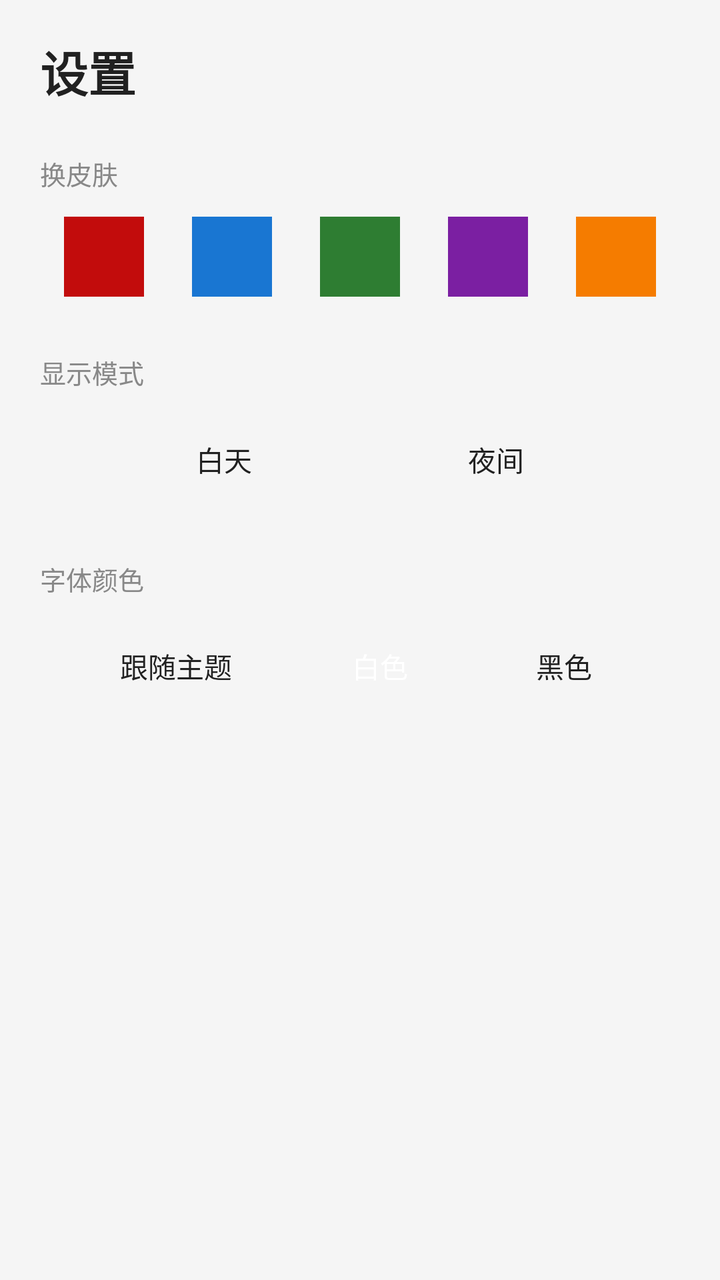
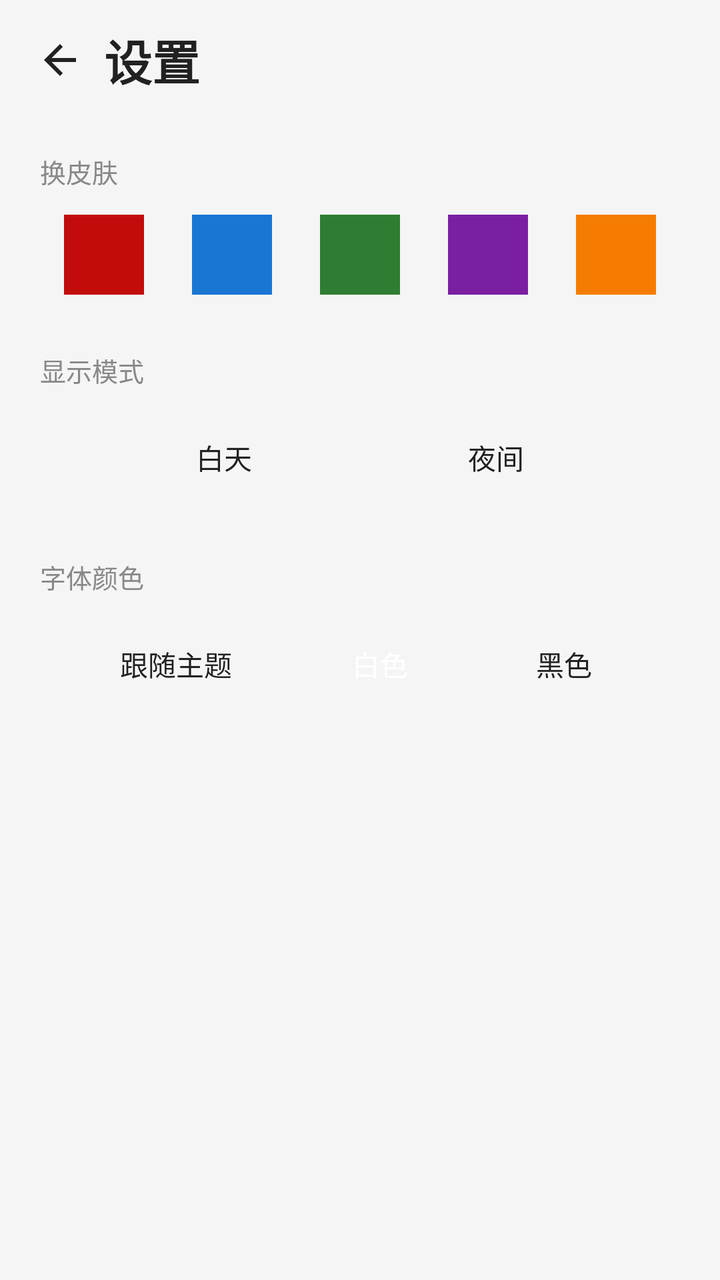

Two renders of the same Android screen: before a commit and after it. Below are the layout's source before the change and the commit's diff.
<!-- AndroidManifest.xml: application theme Theme.RedMusic -->
<!-- res/layout/fragment_settings.xml -->
<?xml version="1.0" encoding="utf-8"?>
<LinearLayout xmlns:android="http://schemas.android.com/apk/res/android"
    android:layout_width="match_parent"
    android:layout_height="match_parent"
    android:orientation="vertical">

    <TextView
        android:layout_width="wrap_content"
        android:layout_height="wrap_content"
        android:layout_marginStart="20dp"
        android:layout_marginTop="18dp"
        android:text="设置"
        android:textColor="@color/text_primary"
        android:textSize="24sp"
        android:textStyle="bold" />

    
    <TextView
        android:layout_width="wrap_content"
        android:layout_height="wrap_content"
        android:layout_marginStart="20dp"
        android:layout_marginTop="24dp"
        android:text="换皮肤"
        android:textColor="@color/text_secondary"
        android:textSize="13sp" />

    <LinearLayout
        android:id="@+id/skin_row"
        android:layout_width="match_parent"
        android:layout_height="wrap_content"
        android:layout_marginTop="12dp"
        android:gravity="center"
        android:orientation="horizontal">

        <View android:id="@+id/skin_0" android:layout_width="40dp" android:layout_height="40dp"
            android:layout_marginHorizontal="12dp" android:background="#C20C0C" />
        <View android:id="@+id/skin_1" android:layout_width="40dp" android:layout_height="40dp"
            android:layout_marginHorizontal="12dp" android:background="#1976D2" />
        <View android:id="@+id/skin_2" android:layout_width="40dp" android:layout_height="40dp"
            android:layout_marginHorizontal="12dp" android:background="#2E7D32" />
        <View android:id="@+id/skin_3" android:layout_width="40dp" android:layout_height="40dp"
            android:layout_marginHorizontal="12dp" android:background="#7B1FA2" />
        <View android:id="@+id/skin_4" android:layout_width="40dp" android:layout_height="40dp"
            android:layout_marginHorizontal="12dp" android:background="#F57C00" />
    </LinearLayout>

    
    <TextView
        android:layout_width="wrap_content"
        android:layout_height="wrap_content"
        android:layout_marginStart="20dp"
        android:layout_marginTop="28dp"
        android:text="显示模式"
        android:textColor="@color/text_secondary"
        android:textSize="13sp" />

    <LinearLayout
        android:layout_width="match_parent"
        android:layout_height="wrap_content"
        android:layout_marginTop="12dp"
        android:gravity="center"
        android:orientation="horizontal">

        <TextView
            android:id="@+id/mode_day"
            android:layout_width="120dp"
            android:layout_height="44dp"
            android:layout_marginHorizontal="8dp"
            android:gravity="center"
            android:text="白天"
            android:textColor="@color/text_primary"
            android:textSize="14sp" />

        <TextView
            android:id="@+id/mode_night"
            android:layout_width="120dp"
            android:layout_height="44dp"
            android:layout_marginHorizontal="8dp"
            android:gravity="center"
            android:text="夜间"
            android:textColor="@color/text_primary"
            android:textSize="14sp" />
    </LinearLayout>

    
    <TextView
        android:layout_width="wrap_content"
        android:layout_height="wrap_content"
        android:layout_marginStart="20dp"
        android:layout_marginTop="28dp"
        android:text="字体颜色"
        android:textColor="@color/text_secondary"
        android:textSize="13sp" />

    <LinearLayout
        android:layout_width="match_parent"
        android:layout_height="wrap_content"
        android:layout_marginTop="12dp"
        android:gravity="center"
        android:orientation="horizontal">

        <TextView
            android:id="@+id/font_auto"
            android:layout_width="100dp"
            android:layout_height="44dp"
            android:layout_marginHorizontal="6dp"
            android:gravity="center"
            android:text="跟随主题"
            android:textColor="@color/text_primary"
            android:textSize="14sp" />

        <TextView
            android:id="@+id/font_white"
            android:layout_width="80dp"
            android:layout_height="44dp"
            android:layout_marginHorizontal="6dp"
            android:gravity="center"
            android:text="白色"
            android:textColor="#FFFFFF"
            android:textSize="14sp" />

        <TextView
            android:id="@+id/font_black"
            android:layout_width="80dp"
            android:layout_height="44dp"
            android:layout_marginHorizontal="6dp"
            android:gravity="center"
            android:text="黑色"
            android:textColor="#212121"
            android:textSize="14sp" />
    </LinearLayout>

</LinearLayout>
<!-- resources referenced by this layout -->
<resources>
  <color name="text_primary">#212121</color>
  <color name="text_secondary">#888888</color>
  <style name="Theme.RedMusic" parent="Theme.AppCompat.DayNight.NoActionBar">
          <item name="colorPrimary">@color/red</item>
          <item name="colorPrimaryDark">#8A0808</item>
          <item name="colorAccent">@color/red_light</item>
          <item name="android:windowBackground">@color/bg</item>
          <item name="android:statusBarColor">@color/bg</item>
          <item name="android:navigationBarColor">@color/bg</item>
          <item name="android:textColorPrimary">@color/text_primary</item>
      </style>
  <color name="red">#C20C0C</color>
  <color name="red_light">#FF6B6B</color>
  <color name="bg">#F5F5F5</color>
</resources>

<!-- the commit's change to res/layout/fragment_settings.xml (unified diff, before → after) -->
@@ -4,15 +4,31 @@
     android:layout_height="match_parent"
     android:orientation="vertical">
 
-    <TextView
-        android:layout_width="wrap_content"
+    <LinearLayout
+        android:layout_width="match_parent"
         android:layout_height="wrap_content"
-        android:layout_marginStart="20dp"
-        android:layout_marginTop="18dp"
-        android:text="设置"
-        android:textColor="@color/text_primary"
-        android:textSize="24sp"
-        android:textStyle="bold" />
+        android:gravity="center_vertical"
+        android:orientation="horizontal"
+        android:paddingStart="8dp"
+        android:paddingTop="8dp"
+        android:paddingEnd="16dp">
+
+        <ImageButton
+            android:id="@+id/settings_back"
+            android:layout_width="44dp"
+            android:layout_height="44dp"
+            android:background="@android:color/transparent"
+            android:contentDescription="返回"
+            android:src="@drawable/ic_arrow_back" />
+
+        <TextView
+            android:layout_width="wrap_content"
+            android:layout_height="wrap_content"
+            android:text="设置"
+            android:textColor="@color/text_primary"
+            android:textSize="24sp"
+            android:textStyle="bold" />
+    </LinearLayout>
 
     
     <TextView
<!-- resource entries referenced after the edit -->
@@ -2,6 +2,13 @@
 <resources>
   <color name="text_primary">#212121</color>
   <color name="text_secondary">#888888</color>
+  <!-- drawable ic_arrow_back (drawable) -->
+  <?xml version="1.0" encoding="utf-8"?>
+  <vector xmlns:android="http://schemas.android.com/apk/res/android"
+      android:width="24dp" android:height="24dp"
+      android:viewportWidth="24" android:viewportHeight="24">
+      <path android:fillColor="@color/text_primary" android:pathData="M20,11H7.83l5.59,-5.59L12,4l-8,8l8,8l1.41,-1.41L7.83,13H20v-2z" />
+  </vector>
   <style name="Theme.RedMusic" parent="Theme.AppCompat.DayNight.NoActionBar">
           <item name="colorPrimary">@color/red</item>
           <item name="colorPrimaryDark">#8A0808</item>
